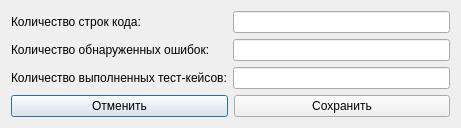
Before: the Qt Designer form projectcodelinesdialog.ui in YuliaLee/yuliya, drawn with Qt 5.
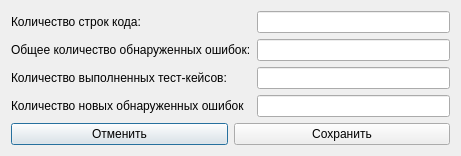
After: the same form once the commit is applied.

Patch:
```diff
--- a/projectcodelinesdialog.ui
+++ b/projectcodelinesdialog.ui
@@ -27,7 +27,7 @@
    <item row="1" column="0">
     <widget class="QLabel" name="label_3">
      <property name="text">
-      <string>Количество обнаруженных ошибок:</string>
+      <string>Общее количество обнаруженных ошибок:</string>
      </property>
     </widget>
    </item>
@@ -48,7 +48,7 @@
    <item row="2" column="1">
     <widget class="QLineEdit" name="_editTestCases"/>
    </item>
-   <item row="3" column="0" colspan="2">
+   <item row="5" column="0" colspan="2">
     <layout class="QHBoxLayout" name="horizontalLayout">
      <property name="topMargin">
       <number>0</number>
@@ -72,6 +72,16 @@
      </item>
     </layout>
    </item>
+   <item row="3" column="0">
+    <widget class="QLabel" name="label_4">
+     <property name="text">
+      <string>Количество новых обнаруженных ошибок</string>
+     </property>
+    </widget>
+   </item>
+   <item row="3" column="1">
+    <widget class="QLineEdit" name="_editNewErrors"/>
+   </item>
   </layout>
  </widget>
  <resources/>
```
